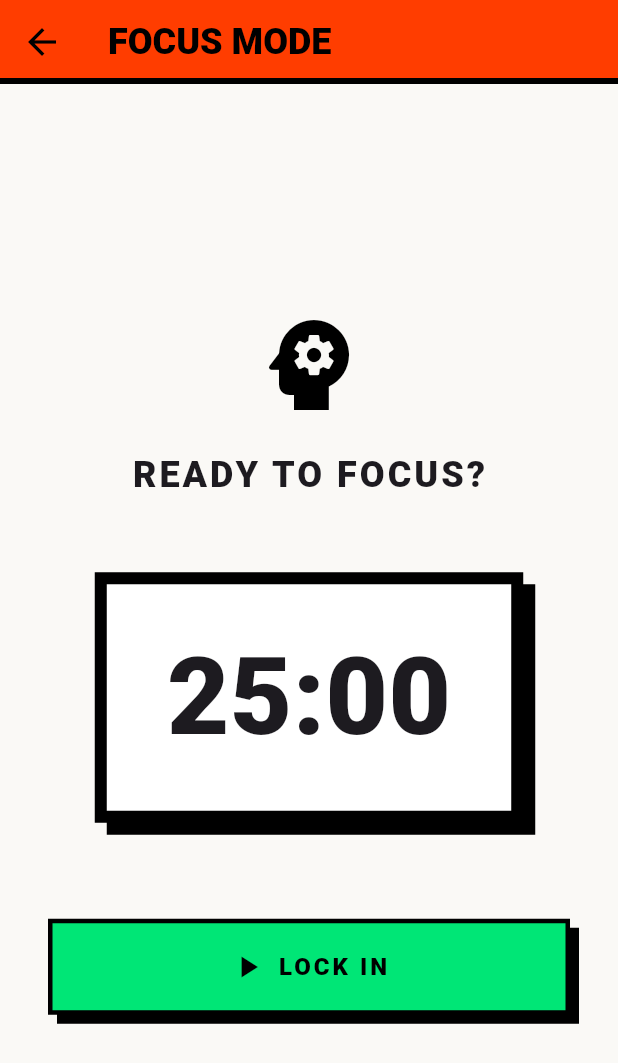
After one commit to Dvij-Joshi/NeuroCanopy, a Flutter app: the FocusModeScreen screen opened directly, on a phone screen of 412 x 824 dp. The commit adds this screen. Shown: the top 1063 px of the screen. Run offline on Flutter 3.47's test engine with Material 3 defaults, Android fonts, the phone set to English and light mode, and no system bars; our stand-ins replace supabase_flutter, timeago; accounts and stored records are empty; Roboto replaces fonts that are missing (ProximaNova).

Commit message:
feat(mobile): Add strict Focus Mode with system penalty

```diff
--- a/MobileApp/neurocanopy/lib/screens/dashboard_screen.dart
+++ b/MobileApp/neurocanopy/lib/screens/dashboard_screen.dart
@@ -4,6 +4,7 @@ import 'package:timeago/timeago.dart' as timeago;
 import '../widgets/brutalist_widgets.dart';
 import 'profile_screen.dart';
 import 'settings_screen.dart';
+import 'focus_mode_screen.dart';
 
 class DashboardScreen extends StatefulWidget {
   const DashboardScreen({super.key});
@@ -275,7 +276,10 @@ class _DashboardScreenState extends State<DashboardScreen> {
             ),
           ),
           const SizedBox(height: 16),
-          BrutalistButton(text: 'START FOCUS BLOCK', onPressed: () {}),
+          BrutalistButton(
+            text: 'START FOCUS BLOCK',
+            onPressed: () => Navigator.push(context, MaterialPageRoute(builder: (_) => const FocusModeScreen())),
+          ),
         ],
       ),
     );
--- /dev/null
+++ b/MobileApp/neurocanopy/lib/screens/focus_mode_screen.dart
@@ -0,0 +1,266 @@
+import 'dart:async';
+import 'package:flutter/material.dart';
+import '../widgets/brutalist_widgets.dart';
+
+class FocusModeScreen extends StatefulWidget {
+  const FocusModeScreen({super.key});
+
+  @override
+  State<FocusModeScreen> createState() => _FocusModeScreenState();
+}
+
+class _FocusModeScreenState extends State<FocusModeScreen> with WidgetsBindingObserver {
+  static const int _blockDuration = 25 * 60; // 25 minutes
+  int _remainingSeconds = _blockDuration;
+  Timer? _timer;
+  bool _isActive = false;
+  bool _focusFailed = false;
+
+  @override
+  void initState() {
+    super.initState();
+    WidgetsBinding.instance.addObserver(this);
+  }
+
+  @override
+  void dispose() {
+    WidgetsBinding.instance.removeObserver(this);
+    _timer?.cancel();
+    super.dispose();
+  }
+
+  @override
+  void didChangeAppLifecycleState(AppLifecycleState state) {
+    if (_isActive && state == AppLifecycleState.paused) {
+      // User minimized the app or opened another app (like Social Media)
+      setState(() {
+        _focusFailed = true;
+        _isActive = false;
+        _timer?.cancel();
+      });
+      _showFailureDialog();
+    }
+  }
+
+  void _startFocusBlock() {
+    setState(() {
+      _isActive = true;
+      _focusFailed = false;
+      _remainingSeconds = _blockDuration;
+    });
+
+    _timer = Timer.periodic(const Duration(seconds: 1), (timer) {
+      if (_remainingSeconds > 0) {
+        setState(() => _remainingSeconds--);
+      } else {
+        // Success
+        timer.cancel();
+        setState(() => _isActive = false);
+        _showSuccessDialog();
+      }
+    });
+  }
+
+  void _giveUp() {
+    setState(() {
+      _isActive = false;
+      _focusFailed = true;
+      _timer?.cancel();
+    });
+    _showFailureDialog();
+  }
+
+  void _showFailureDialog() {
+    showDialog(
+      context: context,
+      barrierDismissible: false,
+      builder: (ctx) => AlertDialog(
+        backgroundColor: const Color(0xFFFF3D00), // Brutalist Red
+        shape: RoundedRectangleBorder(
+          side: const BorderSide(color: Colors.black, width: 4),
+          borderRadius: BorderRadius.circular(0),
+        ),
+        title: Row(
+          children: const [
+            Icon(Icons.warning_amber_rounded, color: Colors.white, size: 32),
+            SizedBox(width: 8),
+            Text('FOCUS BROKEN', style: TextStyle(color: Colors.white, fontWeight: FontWeight.w900)),
+          ],
+        ),
+        content: const Text(
+          'You left the app during a Focus Block! Accessing social media or minimizing the app is strictly prohibited right now.',
+          style: TextStyle(color: Colors.white, fontWeight: FontWeight.bold, fontSize: 16),
+        ),
+        actions: [
+          Container(
+            decoration: BoxDecoration(
+              boxShadow: const [BoxShadow(color: Colors.black, offset: Offset(4, 4))],
+            ),
+            child: TextButton(
+              style: TextButton.styleFrom(
+                backgroundColor: Colors.white,
+                side: const BorderSide(color: Colors.black, width: 3),
+                shape: const RoundedRectangleBorder(borderRadius: BorderRadius.zero),
+              ),
+              onPressed: () {
+                Navigator.of(ctx).pop();
+                Navigator.of(context).pop(); // Send back to dashboard
+              },
+              child: const Text('ACCEPT PENALTY', style: TextStyle(color: Colors.black, fontWeight: FontWeight.w900)),
+            ),
+          )
+        ],
+      ),
+    );
+  }
+
+  void _showSuccessDialog() {
+    showDialog(
+      context: context,
+      barrierDismissible: false,
+      builder: (ctx) => AlertDialog(
+        backgroundColor: const Color(0xFF00E676), // Brutalist Green
+        shape: RoundedRectangleBorder(
+          side: const BorderSide(color: Colors.black, width: 4),
+          borderRadius: BorderRadius.circular(0),
+        ),
+        title: Row(
+          children: const [
+            Icon(Icons.star, color: Colors.black, size: 32),
+            SizedBox(width: 8),
+            Text('BLOCK COMPLETE', style: TextStyle(color: Colors.black, fontWeight: FontWeight.w900)),
+          ],
+        ),
+        content: const Text(
+          'You successfully maintained your focus without distraction. Excellent work.',
+          style: TextStyle(color: Colors.black, fontWeight: FontWeight.bold, fontSize: 16),
+        ),
+        actions: [
+          Container(
+            decoration: BoxDecoration(
+              boxShadow: const [BoxShadow(color: Colors.black, offset: Offset(4, 4))],
+            ),
+            child: TextButton(
+              style: TextButton.styleFrom(
+                backgroundColor: Colors.white,
+                side: const BorderSide(color: Colors.black, width: 3),
+                shape: const RoundedRectangleBorder(borderRadius: BorderRadius.zero),
+              ),
+              onPressed: () {
+                Navigator.of(ctx).pop();
+                Navigator.of(context).pop();
+              },
+              child: const Text('COLLECT XP', style: TextStyle(color: Colors.black, fontWeight: FontWeight.w900)),
+            ),
+          )
+        ],
+      ),
+    );
+  }
+
+  String get _timeString {
+    int m = _remainingSeconds ~/ 60;
+    int s = _remainingSeconds % 60;
+    return '${m.toString().padLeft(2, '0')}:${s.toString().padLeft(2, '0')}';
+  }
+
+  @override
+  Widget build(BuildContext context) {
+    // If active, prevent going back via hardware back button
+    return PopScope(
+      canPop: !_isActive,
+      onPopInvokedWithResult: (didPop, result) {
+        if (!didPop && _isActive) {
+          _giveUp();
+        }
+      },
+      child: Scaffold(
+        backgroundColor: _isActive ? const Color(0xFFFFD43B) : const Color(0xFFFAF9F6), // Yellow warning bg when active
+        appBar: AppBar(
+          title: const Text('FOCUS MODE', style: TextStyle(fontWeight: FontWeight.w900, color: Colors.black, fontSize: 24)),
+          backgroundColor: _isActive ? const Color(0xFFFFD43B) : const Color(0xFFFF3D00), // Red when idle
+          elevation: 0,
+          shape: const Border(bottom: BorderSide(color: Colors.black, width: 4)),
+          leading: _isActive
+            ? const SizedBox() // Hide back button if active
+            : IconButton(
+                icon: const Icon(Icons.arrow_back, color: Colors.black, size: 28),
+                onPressed: () => Navigator.of(context).pop(),
+              ),
+        ),
+        body: Center(
+          child: Padding(
+            padding: const EdgeInsets.all(32.0),
+            child: Column(
+              mainAxisAlignment: MainAxisAlignment.center,
+              children: [
+                if (_isActive) ...[
+                  const Icon(Icons.lock_rounded, size: 80, color: Colors.black),
+                  const SizedBox(height: 16),
+                  const Text(
+                    'STRICT MODE ACTIVE',
+                    style: TextStyle(fontWeight: FontWeight.w900, fontSize: 24, letterSpacing: 2),
+                  ),
+                  const SizedBox(height: 8),
+                  const Text(
+                    'DO NOT OPEN OTHER APPS',
+                    style: TextStyle(fontWeight: FontWeight.bold, color: Color(0xFFFF3D00), fontSize: 16),
+                  ),
+                ] else ...[
+                  const Icon(Icons.psychology, size: 80, color: Colors.black),
+                  const SizedBox(height: 16),
+                  const Text(
+                    'READY TO FOCUS?',
+                    style: TextStyle(fontWeight: FontWeight.w900, fontSize: 24, letterSpacing: 2),
+                  ),
+                ],
+
+                const SizedBox(height: 48),
+                Container(
+                  padding: const EdgeInsets.symmetric(horizontal: 40, vertical: 24),
+                  decoration: BoxDecoration(
+                    color: Colors.white,
+                    border: Border.all(color: Colors.black, width: 8),
+                    boxShadow: const [BoxShadow(color: Colors.black, offset: Offset(8, 8))],
+                  ),
+                  child: Text(
+                    _timeString,
+                    style: const TextStyle(
+                      fontSize: 72,
+                      fontWeight: FontWeight.w900,
+                      fontFeatures: [FontFeature.tabularFigures()],
+                    ),
+                  ),
+                ),
+                const SizedBox(height: 64),
+
+                if (!_isActive)
+                  SizedBox(
+                    width: double.infinity,
+                    height: 64,
+                    child: BrutalistButton(
+                      text: 'LOCK IN',
+                      backgroundColor: const Color(0xFF00E676),
+                      onPressed: _startFocusBlock,
+                      icon: Icons.play_arrow,
+                    ),
+                  )
+                else
+                  SizedBox(
+                    width: double.infinity,
+                    height: 64,
+                    child: BrutalistButton(
+                      text: 'GIVE UP',
+                      backgroundColor: const Color(0xFFFF3D00),
+                      onPressed: _giveUp,
+                      icon: Icons.stop,
+                    ),
+                  )
+              ],
+            ),
+          ),
+        ),
+      ),
+    );
+  }
+}
```
